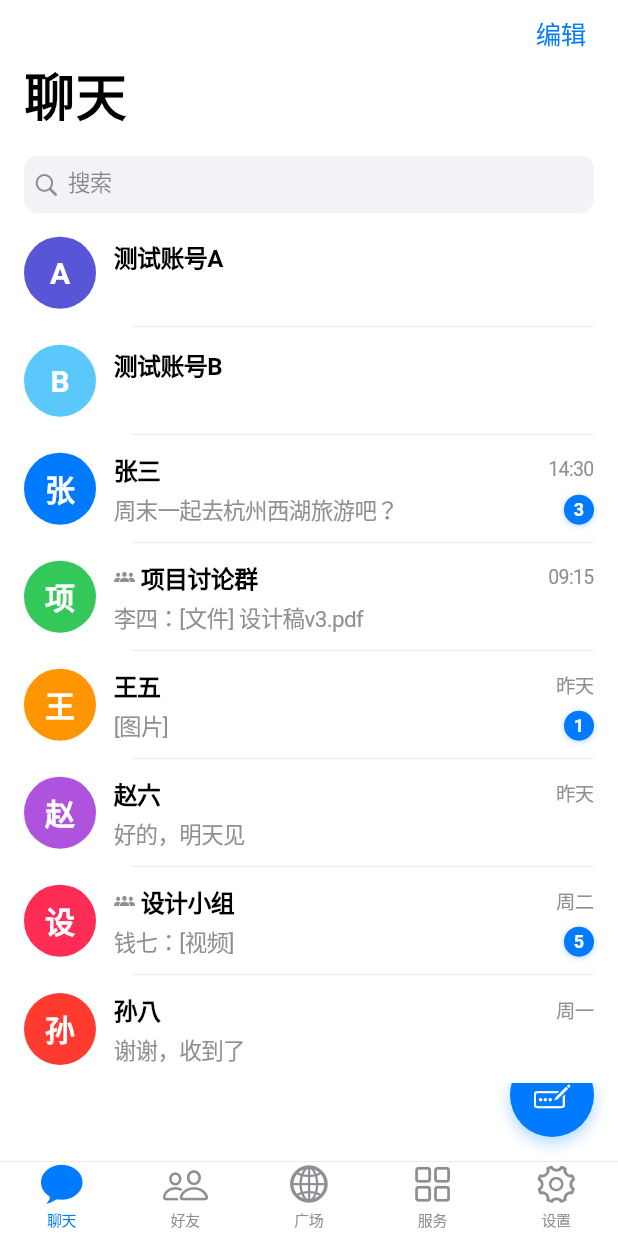
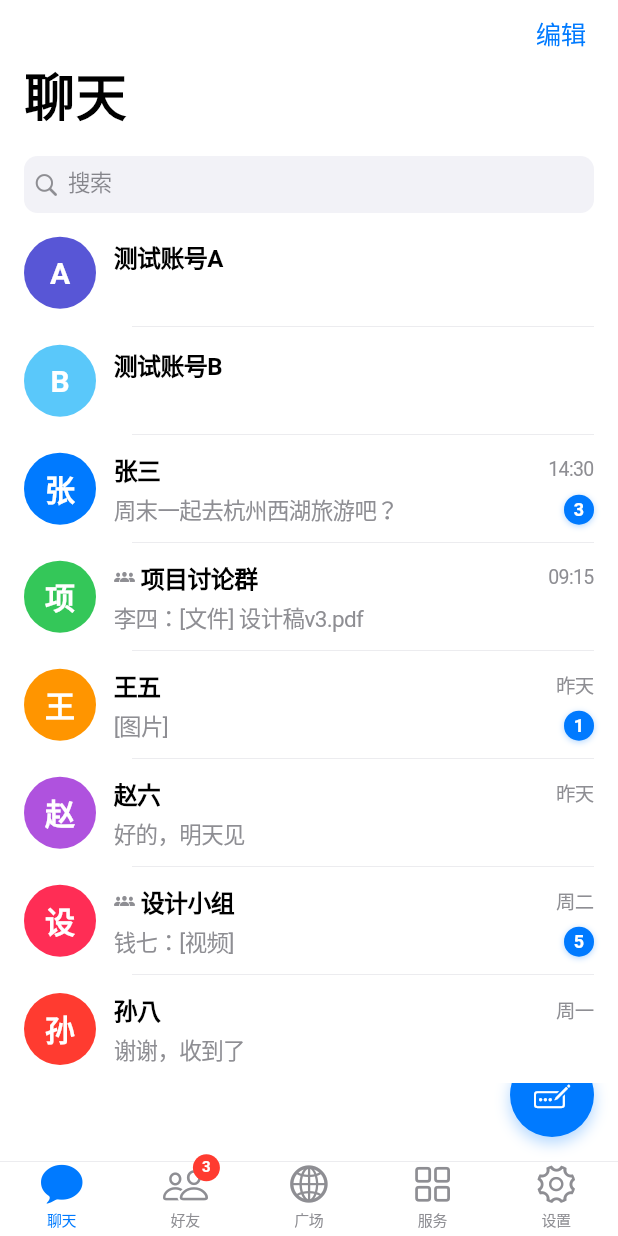
Before and after one commit to mrxiayi2023-alt/dochatapp, a Flutter app: the MainScreen screen opened directly, on a phone screen of 412 x 824 dp. Run offline on Flutter 3.47's test engine with Material 3 defaults, Android fonts, the phone set to English and light mode, and no system bars; our stand-ins replace dio, flutter_riverpod, shared_preferences; missing offline and left inert: flutter_webrtc, tencent_cloud_chat_sdk; accounts and stored records are empty; network calls fail.

Commit message:
修复角标：底部导航栏+铃铛同步显示好友申请角标

```diff
--- a/lib/main.dart
+++ b/lib/main.dart
@@ -130,13 +130,44 @@ class MainScreen extends ConsumerStatefulWidget {
 class _MainScreenState extends ConsumerState<MainScreen> {
   bool _wsConnected = false;
   String? _activeIncomingCallId;
+  int _friendBadge = 0; // 好友申请角标数
 
   @override
   /// 初始化状态，检查认证状态
   void initState() {
     super.initState();
-    // 首帧后尝试连接 WebSocket（使用 ref.read 是允许的）
-    WidgetsBinding.instance.addPostFrameCallback((_) => _connectCallWs());
+    // 监听全局待处理申请数变化
+    FriendsPage.pendingRequestNotifier.addListener(_onFriendBadgeChanged);
+    // 首帧后尝试连接 WebSocket 并预加载角标
+    WidgetsBinding.instance.addPostFrameCallback((_) {
+      _connectCallWs();
+      _initFriendBadge();
+    });
+  }
+
+  /// 全局待处理申请数变化时同步角标
+  void _onFriendBadgeChanged() {
+    if (mounted) {
+      setState(() => _friendBadge = FriendsPage.pendingRequestNotifier.value);
+    }
+  }
+
+  /// 预加载好友申请角标（在好友页面初始化前）
+  Future<void> _initFriendBadge() async {
+    try {
+      final data = await ApiService.instance.getFriendRequests();
+      if (mounted) {
+        final count = data.length;
+        setState(() => _friendBadge = count);
+        FriendsPage.pendingRequestNotifier.value = count;
+      }
+    } catch (_) {
+      // API 失败时使用演示值 3，与 friends_page 保持一致
+      if (mounted) {
+        setState(() => _friendBadge = 3);
+        FriendsPage.pendingRequestNotifier.value = 3;
+      }
+    }
   }
 
   /// 建立WebSocket通话信令连接
@@ -224,6 +255,7 @@ class _MainScreenState extends ConsumerState<MainScreen> {
   @override
   /// 释放资源，取消WebSocket监听
   void dispose() {
+    FriendsPage.pendingRequestNotifier.removeListener(_onFriendBadgeChanged);
     WebSocketService.shared.offCallStart(_onIncomingCall);
     WebSocketService.shared.offCallEnd(_onCallEndForIncoming);
     super.dispose();
@@ -245,6 +277,36 @@ class _MainScreenState extends ConsumerState<MainScreen> {
       }
     });
 
+    // 动态构建底部导航栏项（好友Tab带角标）
+    final badge = _friendBadge;
+    final items = <BottomNavigationBarItem>[
+      const BottomNavigationBarItem(
+        icon: Icon(CupertinoIcons.chat_bubble),
+        activeIcon: Icon(CupertinoIcons.chat_bubble_fill),
+        label: '聊天',
+      ),
+      BottomNavigationBarItem(
+        icon: _buildTabIcon(CupertinoIcons.person_2, badge),
+        activeIcon: _buildTabIcon(CupertinoIcons.person_2_fill, badge),
+        label: '好友',
+      ),
+      const BottomNavigationBarItem(
+        icon: Icon(CupertinoIcons.globe),
+        activeIcon: Icon(CupertinoIcons.globe),
+        label: '广场',
+      ),
+      const BottomNavigationBarItem(
+        icon: Icon(CupertinoIcons.square_grid_2x2),
+        activeIcon: Icon(CupertinoIcons.square_grid_2x2_fill),
+        label: '服务',
+      ),
+      const BottomNavigationBarItem(
+        icon: Icon(CupertinoIcons.gear),
+        activeIcon: Icon(CupertinoIcons.gear_solid),
+        label: '设置',
+      ),
+    ];
+
     return CupertinoTabScaffold(
       tabBar: CupertinoTabBar(
         key: ValueKey('main_tabbar_$isDark'),
@@ -258,33 +320,7 @@ class _MainScreenState extends ConsumerState<MainScreen> {
           ),
         ),
         height: 50,
-        items: const <BottomNavigationBarItem>[
-          BottomNavigationBarItem(
-            icon: Icon(CupertinoIcons.chat_bubble),
-            activeIcon: Icon(CupertinoIcons.chat_bubble_fill),
-            label: '聊天',
-          ),
-          BottomNavigationBarItem(
-            icon: Icon(CupertinoIcons.person_2),
-            activeIcon: Icon(CupertinoIcons.person_2_fill),
-            label: '好友',
-          ),
-          BottomNavigationBarItem(
-            icon: Icon(CupertinoIcons.globe),
-            activeIcon: Icon(CupertinoIcons.globe),
-            label: '广场',
-          ),
-          BottomNavigationBarItem(
-            icon: Icon(CupertinoIcons.square_grid_2x2),
-            activeIcon: Icon(CupertinoIcons.square_grid_2x2_fill),
-            label: '服务',
-          ),
-          BottomNavigationBarItem(
-            icon: Icon(CupertinoIcons.gear),
-            activeIcon: Icon(CupertinoIcons.gear_solid),
-            label: '设置',
-          ),
-        ],
+        items: items,
       ),
       tabBuilder: (context, index) {
         return CupertinoTabView(
@@ -308,4 +344,36 @@ class _MainScreenState extends ConsumerState<MainScreen> {
       },
     );
   }
+
+  /// 构建带角标的底部导航栏图标
+  Widget _buildTabIcon(IconData icon, int badge) {
+    if (badge <= 0) return Icon(icon);
+    return Stack(
+      clipBehavior: Clip.none,
+      children: [
+        Icon(icon),
+        Positioned(
+          right: -8,
+          top: -6,
+          child: Container(
+            padding: const EdgeInsets.all(4),
+            decoration: const BoxDecoration(
+              color: CupertinoColors.destructiveRed,
+              shape: BoxShape.circle,
+            ),
+            constraints: const BoxConstraints(minWidth: 18, minHeight: 18),
+            child: Text(
+              badge > 9 ? '9+' : '$badge',
+              style: const TextStyle(
+                color: CupertinoColors.white,
+                fontSize: 10,
+                fontWeight: FontWeight.w600,
+              ),
+              textAlign: TextAlign.center,
+            ),
+          ),
+        ),
+      ],
+    );
+  }
 }
```
Also changed, not shown: lib/pages/friends_page.dart (+67 -25 lines), lib/services/api_service.dart (+42 -2 lines).
